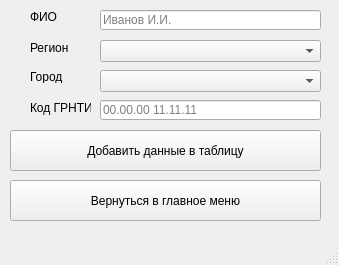
The window that add_form.ui (lernya/dbcs) describes before a commit, drawn with Qt 5.
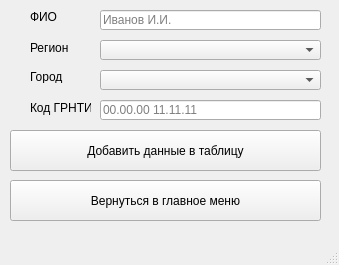
The same window after the commit.

The edit to the form file:
```diff
--- a/add_form.ui
+++ b/add_form.ui
@@ -59,7 +59,7 @@
       <x>100</x>
       <y>40</y>
       <width>221</width>
-      <height>22</height>
+      <height>20</height>
      </rect>
     </property>
     <property name="currentText">
@@ -75,7 +75,7 @@
       <x>100</x>
       <y>70</y>
       <width>221</width>
-      <height>22</height>
+      <height>20</height>
      </rect>
     </property>
    </widget>
```
